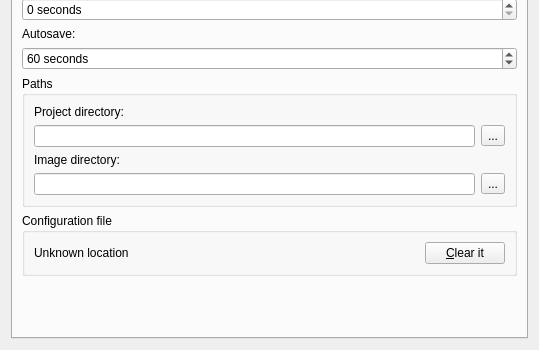
GNS3/gns3-legacy, file src/GNS3/Ui/ConfigurationPages/Form_PreferencesGeneral.ui: the form before one commit; both pictures show x 0 to 539 and y 194 to 544 of the 539 by 544 pixel window.
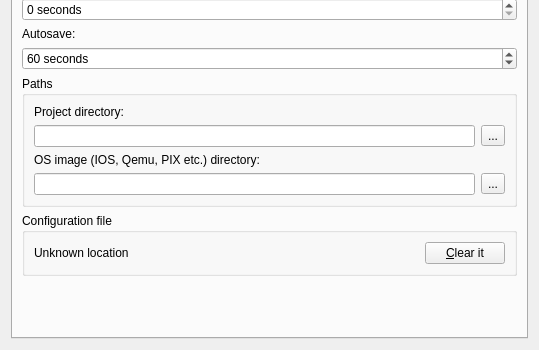
The form after the commit.

What changed in the file:
```diff
--- a/src/GNS3/Ui/ConfigurationPages/Form_PreferencesGeneral.ui
+++ b/src/GNS3/Ui/ConfigurationPages/Form_PreferencesGeneral.ui
@@ -133,7 +133,7 @@
           <item row="2" column="0">
            <widget class="QLabel" name="label_3">
             <property name="text">
-             <string>Image directory:</string>
+             <string>OS image (IOS, Qemu, PIX etc.) directory:</string>
             </property>
            </widget>
           </item>
```
